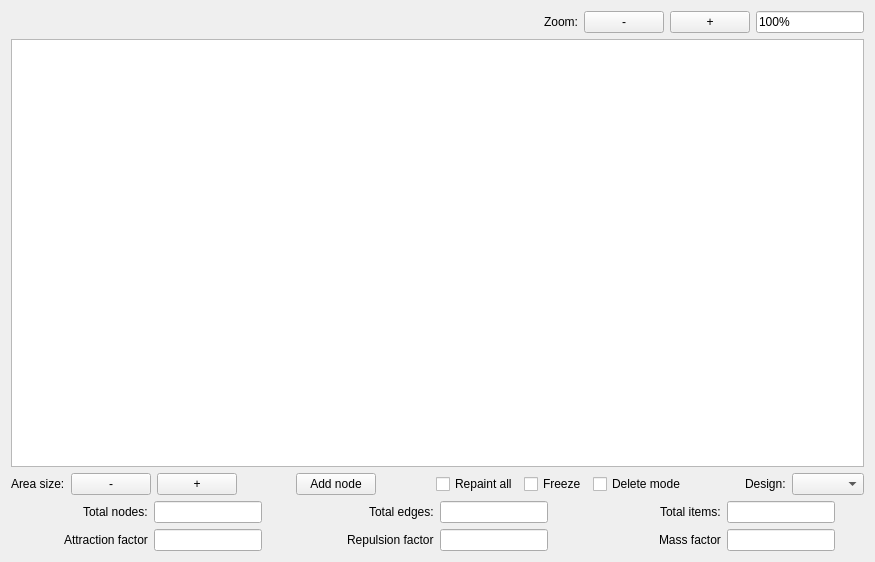
Qt form Sources/App/CourseUnitViewer/courseunitviewer.ui (timattt/Cognitia-II) before a commit.
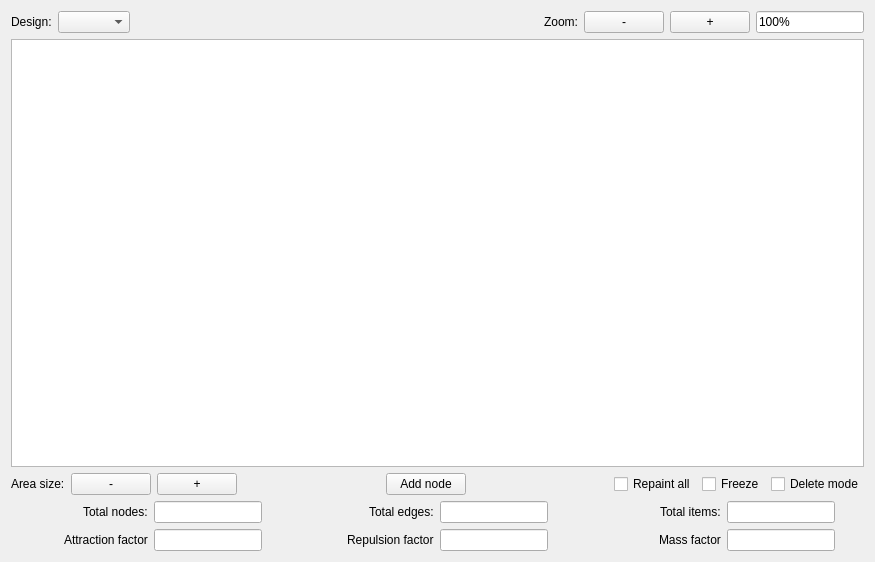
The same form after that commit.

Commit message: CourseUnitViewer | Feature | new design system and new formal design

The edit to the form file:
```diff
--- a/Sources/App/CourseUnitViewer/courseunitviewer.ui
+++ b/Sources/App/CourseUnitViewer/courseunitviewer.ui
@@ -18,6 +18,16 @@
     <layout class="QVBoxLayout" name="verticalLayout">
      <item>
       <layout class="QHBoxLayout" name="horizontalLayout">
+       <item>
+        <widget class="QLabel" name="label_8">
+         <property name="text">
+          <string>Design:</string>
+         </property>
+        </widget>
+       </item>
+       <item>
+        <widget class="QComboBox" name="designBox"/>
+       </item>
        <item>
         <spacer name="horizontalSpacer">
          <property name="orientation">
@@ -146,29 +156,6 @@
        </property>
       </widget>
      </item>
-     <item>
-      <spacer name="horizontalSpacer_4">
-       <property name="orientation">
-        <enum>Qt::Horizontal</enum>
-       </property>
-       <property name="sizeHint" stdset="0">
-        <size>
-         <width>40</width>
-         <height>20</height>
-        </size>
-       </property>
-      </spacer>
-     </item>
-     <item>
-      <widget class="QLabel" name="label_8">
-       <property name="text">
-        <string>Design:</string>
-       </property>
-      </widget>
-     </item>
-     <item>
-      <widget class="QComboBox" name="designBox"/>
-     </item>
     </layout>
    </item>
    <item>
```
The commit also changes 15 other files.
